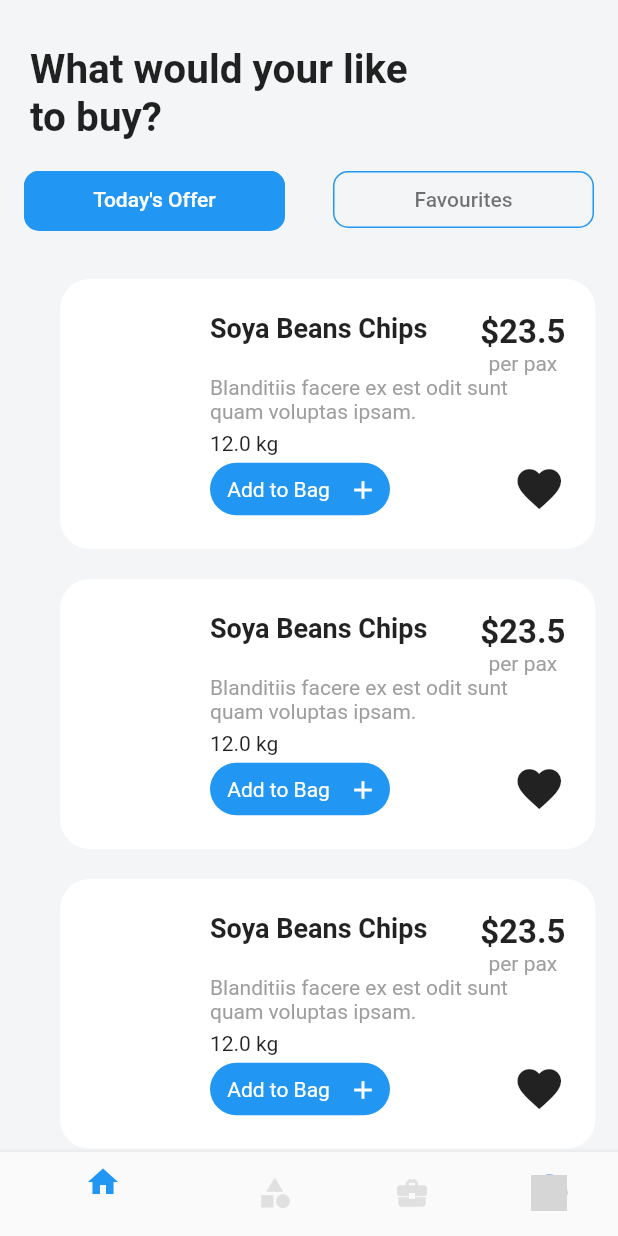
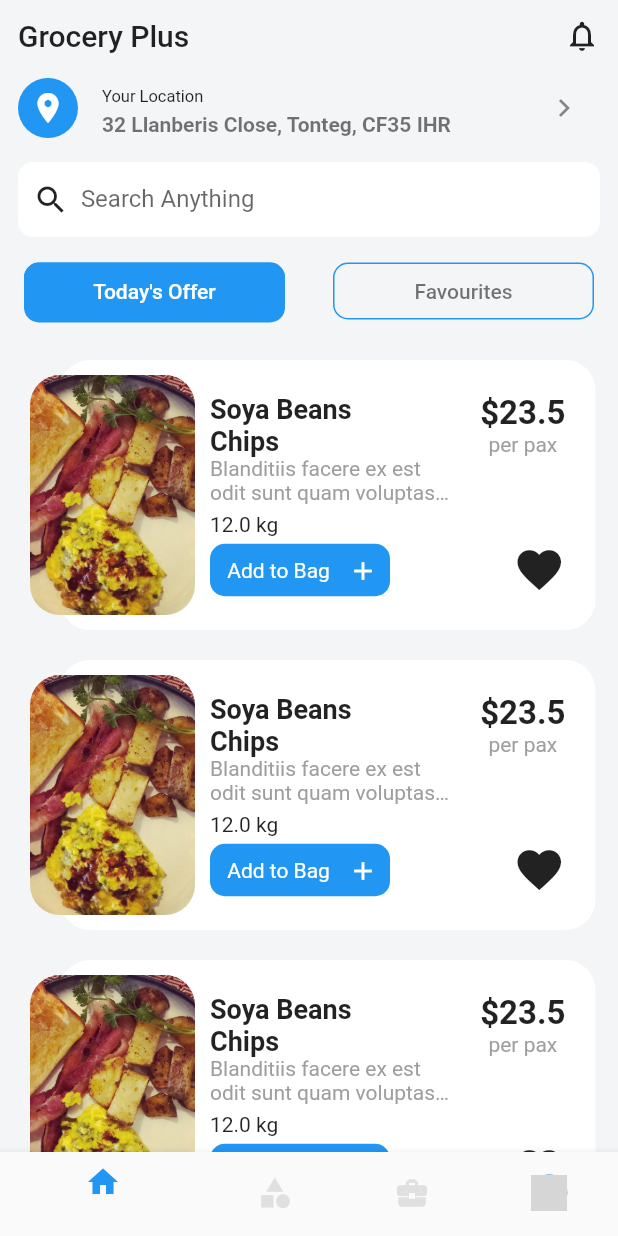
Before and after one commit to fayisode/Grocery-Ecommerce, a Flutter app: the screen it shows after launch, on a phone screen of 412 x 824 dp. Run offline on Flutter 3.47's test engine with Material 2 defaults, Android fonts, the light colour scheme and no system bars; network calls fail; grey boxes are pictures that could not be loaded.

Commit message:
Home screen layout changed

```diff
--- a/lib/screens/catergory_screen.dart
+++ b/lib/screens/catergory_screen.dart
@@ -36,7 +36,13 @@ class CategoryScreen extends StatelessWidget {
       body: SafeArea(
         child: Column(
           children: [
-            buildPadding(context),
+            Padding(
+              padding: const EdgeInsets.only(left: 20, right: 120, top: 20),
+              child: Text(
+                "What would you like to buy?",
+                style: TextStyle(fontSize: 27, fontWeight: FontWeight.bold),
+              ),
+            ),
             Expanded(
               child: new GridView.builder(
                 padding: const EdgeInsets.all(10),
@@ -55,64 +61,4 @@ class CategoryScreen extends StatelessWidget {
       ),
     );
   }
-
-  Padding buildPadding(BuildContext context) {
-    return new Padding(
-      padding: const EdgeInsets.all(12.0),
-      child: new Column(
-        children: <Widget>[
-          new Row(
-            mainAxisAlignment: MainAxisAlignment.spaceBetween,
-            children: <Widget>[
-              new Text(
-                "Grocery Plus",
-                style: TextStyle(fontSize: 20, fontWeight: FontWeight.w500),
-              ),
-              new Icon(Icons.notifications_none)
-            ],
-          ),
-          new ListTile(
-              contentPadding: EdgeInsets.all(0),
-              leading: CircleAvatar(
-                backgroundColor: Theme.of(context).primaryColor,
-                child: Icon(
-                  Icons.location_on,
-                  color: Colors.white,
-                ),
-              ),
-              title: new Text(
-                "Your Location",
-                style: TextStyle(fontSize: 11, fontWeight: FontWeight.normal),
-              ),
-              subtitle: new Text(
-                "32 Llanberis Close, Tonteg, CF35 IHR",
-                style: TextStyle(fontWeight: FontWeight.bold),
-              ),
-              trailing: new IconButton(
-                icon: new Icon(Icons.keyboard_arrow_right),
-                onPressed: () => print("Icon is working"),
-              ),
-              onTap: () {/* react to the tile being tapped */}),
-          new Container(
-            height: 50,
-            padding: EdgeInsets.all(10),
-            child: Row(children: <Widget>[
-              Icon(
-                Icons.search,
-                //color: Colors.black,
-              ),
-              Expanded(
-                child: TextFormField(
-                  decoration: InputDecoration(
-                      labelText: '  Search Anything', border: InputBorder.none),
-                ),
-              )
-            ]),
-            decoration: BoxDecoration(
-                borderRadius: BorderRadius.circular(10), color: Colors.white),
-          ),
-        ],
-      ),
-    );
-  }
 }
--- a/lib/screens/home_page.dart
+++ b/lib/screens/home_page.dart
@@ -1,4 +1,5 @@
 import 'package:flutter/material.dart';
+import 'package:grocery_plus/widgets/favourites.dart';
 import 'package:grocery_plus/widgets/todays_offer.dart';
 
 class HomePage extends StatefulWidget {
@@ -8,7 +9,7 @@ class HomePage extends StatefulWidget {
 
 //
 class _HomePageState extends State<HomePage> {
-  List<Widget> _pages = [TodaysOffer(), TodaysOffer()];
+  List<Widget> _pages = [TodaysOffer(), Favourites()];
   int _selectedPageIndex = 0;
 
   void _selectPage(int index) {
@@ -24,15 +25,9 @@ class _HomePageState extends State<HomePage> {
             child: Column(
       //padding: EdgeInsets.symmetric(vertical: 30),
       children: <Widget>[
-        Padding(
-          padding: const EdgeInsets.only(left: 20, right: 120, top: 30),
-          child: Text(
-            "What would your like to buy?",
-            style: TextStyle(fontSize: 27, fontWeight: FontWeight.bold),
-          ),
-        ),
+        buildPadding(context),
         SizedBox(
-          height: 20,
+          height: 5,
         ),
         Container(
           height: 40,
@@ -70,11 +65,71 @@ class _HomePageState extends State<HomePage> {
           ),
         ),
         SizedBox(
-          height: 12,
+          height: 5,
         ),
-        Expanded(child: Container(child: _pages.first))
+        Expanded(child: Container(child: _pages[_selectedPageIndex]))
       ],
     )));
+  }
+
+  Padding buildPadding(BuildContext context) {
+    return new Padding(
+      padding: const EdgeInsets.all(12.0),
+      child: new Column(
+        children: <Widget>[
+          new Row(
+            mainAxisAlignment: MainAxisAlignment.spaceBetween,
+            children: <Widget>[
+              new Text(
+                "Grocery Plus",
+                style: TextStyle(fontSize: 20, fontWeight: FontWeight.w500),
+              ),
+              new Icon(Icons.notifications_none)
+            ],
+          ),
+          new ListTile(
+              contentPadding: EdgeInsets.all(0),
+              leading: CircleAvatar(
+                backgroundColor: Theme.of(context).primaryColor,
+                child: Icon(
+                  Icons.location_on,
+                  color: Colors.white,
+                ),
+              ),
+              title: new Text(
+                "Your Location",
+                style: TextStyle(fontSize: 11, fontWeight: FontWeight.normal),
+              ),
+              subtitle: new Text(
+                "32 Llanberis Close, Tonteg, CF35 IHR",
+                style: TextStyle(fontWeight: FontWeight.bold),
+              ),
+              trailing: new IconButton(
+                icon: new Icon(Icons.keyboard_arrow_right),
+                onPressed: () => print("Icon is working"),
+              ),
+              onTap: () {/* react to the tile being tapped */}),
+          new Container(
+            height: 50,
+            padding: EdgeInsets.all(10),
+            child: Row(children: <Widget>[
+              Icon(
+                Icons.search,
+                //color: Colors.black,
+              ),
+              Expanded(
+                child: TextFormField(
+                  decoration: InputDecoration(
+                      labelText: '  Search Anything', border: InputBorder.none),
+                ),
+              )
+            ]),
+            decoration: BoxDecoration(
+                borderRadius: BorderRadius.circular(10), color: Colors.white),
+          ),
+        ],
+      ),
+    );
   }
 }
 
--- a/lib/widgets/favourites.dart
+++ b/lib/widgets/favourites.dart
@@ -0,0 +1,8 @@
+import 'package:flutter/material.dart';
+
+class Favourites extends StatelessWidget {
+  @override
+  Widget build(BuildContext context) {
+    return Container();
+  }
+}
--- a/lib/widgets/todays_offer.dart
+++ b/lib/widgets/todays_offer.dart
@@ -78,9 +78,15 @@ class _TodaysOfferState extends State<TodaysOffer> {
                           mainAxisAlignment: MainAxisAlignment.spaceBetween,
                           crossAxisAlignment: CrossAxisAlignment.start,
                           children: <Widget>[
-                            Text(offerproducts[index].title,
-                                style: TextStyle(
-                                    fontSize: 18, fontWeight: FontWeight.w600)),
+                            Container(
+                              width: 120,
+                              child: Text(offerproducts[index].title,
+                                  maxLines: 2,
+                                  overflow: TextOverflow.ellipsis,
+                                  style: TextStyle(
+                                      fontSize: 18,
+                                      fontWeight: FontWeight.w600)),
+                            ),
                             Column(
                               children: <Widget>[
                                 Text('\$${offerproducts[index].price}',
@@ -93,9 +99,14 @@ class _TodaysOfferState extends State<TodaysOffer> {
                             )
                           ],
                         ),
-                        Text(
-                          offerproducts[index].description,
-                          style: TextStyle(color: Colors.grey),
+                        Container(
+                          width: 160,
+                          child: Text(
+                            offerproducts[index].description,
+                            maxLines: 2,
+                            overflow: TextOverflow.ellipsis,
+                            style: TextStyle(color: Colors.grey),
+                          ),
                         ),
                         SizedBox(
                           height: 5,
@@ -112,7 +123,7 @@ class _TodaysOfferState extends State<TodaysOffer> {
                               height: 35,
                               decoration: BoxDecoration(
                                   color: Colors.blue,
-                                  borderRadius: BorderRadius.circular(20)),
+                                  borderRadius: BorderRadius.circular(10)),
                               child: Padding(
                                 padding: const EdgeInsets.all(8.0),
                                 child: Row(
@@ -141,6 +152,19 @@ class _TodaysOfferState extends State<TodaysOffer> {
                       ],
                     ),
                   ),
+                ),
+                Positioned(
+                  left: 20.0,
+                  top: 20.0,
+                  bottom: 20.0,
+                  child: ClipRRect(
+                    borderRadius: BorderRadius.circular(20),
+                    child: Image(
+                      width: 110,
+                      image: AssetImage(offerproducts[index].imageUrl),
+                      fit: BoxFit.cover,
+                    ),
+                  ),
                 )
               ],
             );
```
